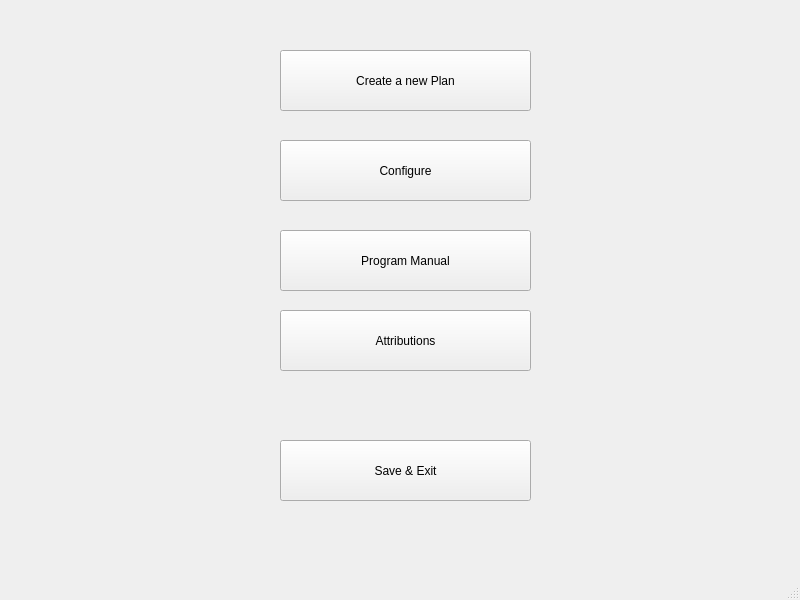
Qt form qtfolder/MealPlanner/mainwindow.ui (NoorA0/MealPlanner) before a commit.
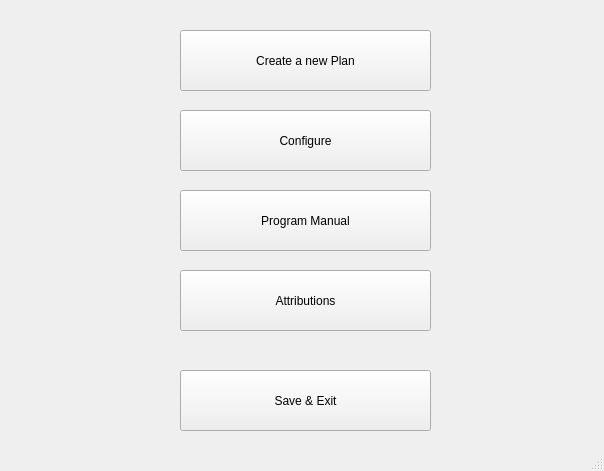
The same form after that commit.

```diff
--- a/qtfolder/MealPlanner/mainwindow.ui
+++ b/qtfolder/MealPlanner/mainwindow.ui
@@ -6,8 +6,8 @@
    <rect>
     <x>0</x>
     <y>0</y>
-    <width>800</width>
-    <height>600</height>
+    <width>604</width>
+    <height>471</height>
    </rect>
   </property>
   <property name="windowTitle">
@@ -17,8 +17,8 @@
    <widget class="QPushButton" name="generatePlanButton">
     <property name="geometry">
      <rect>
-      <x>280</x>
-      <y>50</y>
+      <x>180</x>
+      <y>30</y>
       <width>251</width>
       <height>61</height>
      </rect>
@@ -30,8 +30,8 @@
    <widget class="QPushButton" name="settingsButton">
     <property name="geometry">
      <rect>
-      <x>280</x>
-      <y>140</y>
+      <x>180</x>
+      <y>110</y>
       <width>251</width>
       <height>61</height>
      </rect>
@@ -43,8 +43,8 @@
    <widget class="QPushButton" name="manualButton">
     <property name="geometry">
      <rect>
-      <x>280</x>
-      <y>230</y>
+      <x>180</x>
+      <y>190</y>
       <width>251</width>
       <height>61</height>
      </rect>
@@ -56,8 +56,8 @@
    <widget class="QPushButton" name="attributionsButton">
     <property name="geometry">
      <rect>
-      <x>280</x>
-      <y>310</y>
+      <x>180</x>
+      <y>270</y>
       <width>251</width>
       <height>61</height>
      </rect>
@@ -69,8 +69,8 @@
    <widget class="QPushButton" name="quitProgramButton">
     <property name="geometry">
      <rect>
-      <x>280</x>
-      <y>440</y>
+      <x>180</x>
+      <y>370</y>
       <width>251</width>
       <height>61</height>
      </rect>
```
